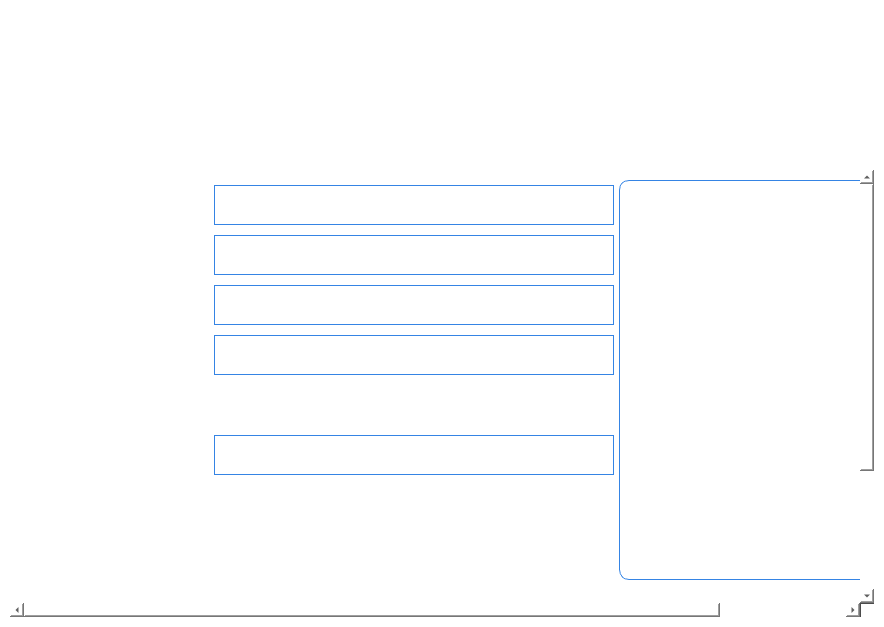
Old version of the form forms/Page_6.ui in the repository apollo-k22/FaceAI-Product.
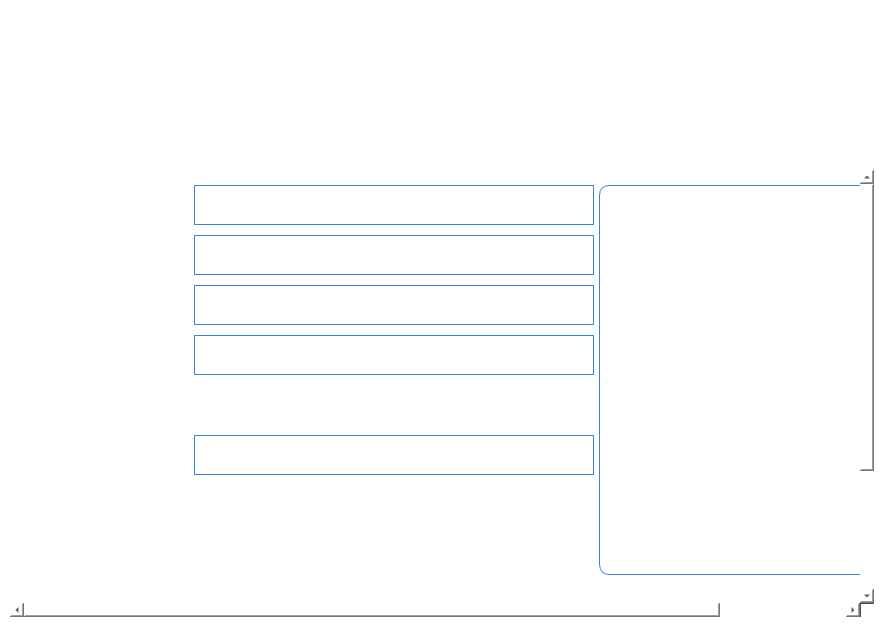
New version of the form. Icons and pictures are not drawn.

Commit message: when clicked "go" and "cross" button on preview page, updated the speed of refreshing. tested again for all.

Patch:
```diff
--- a/forms/Page_6.ui
+++ b/forms/Page_6.ui
@@ -870,7 +870,20 @@
                 </layout>
                </item>
                <item>
-                <layout class="QVBoxLayout" name="verticalLayout_4" stretch="2">
+                <layout class="QVBoxLayout" name="verticalLayout_4" stretch="0,2,0">
+                 <item>
+                  <spacer name="verticalSpacer">
+                   <property name="orientation">
+                    <enum>Qt::Vertical</enum>
+                   </property>
+                   <property name="sizeHint" stdset="0">
+                    <size>
+                     <width>20</width>
+                     <height>40</height>
+                    </size>
+                   </property>
+                  </spacer>
+                 </item>
                  <item>
                   <widget class="QLabel" name="lblSubjectImage">
                    <property name="sizePolicy">
@@ -881,8 +894,8 @@
                    </property>
                    <property name="minimumSize">
                     <size>
-                     <width>350</width>
-                     <height>350</height>
+                     <width>390</width>
+                     <height>390</height>
                     </size>
                    </property>
                    <property name="maximumSize">
@@ -908,6 +921,19 @@
                    </property>
                   </widget>
                  </item>
+                 <item>
+                  <spacer name="verticalSpacer_2">
+                   <property name="orientation">
+                    <enum>Qt::Vertical</enum>
+                   </property>
+                   <property name="sizeHint" stdset="0">
+                    <size>
+                     <width>20</width>
+                     <height>40</height>
+                    </size>
+                   </property>
+                  </spacer>
+                 </item>
                 </layout>
                </item>
               </layout>
```
Left out of the diff: 15 changed lines with no effect on the pictures. The commit also changes 12 other files.
